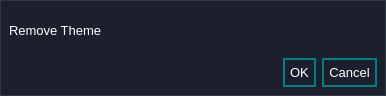
The window that builder/uis/app_builder_delete_theme.ui (ufopilot/QT-App-Builder) describes before a commit, drawn with Qt 5.
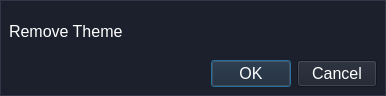
The same window after the commit.

What changed in the file:
```diff
--- a/builder/uis/app_builder_delete_theme.ui
+++ b/builder/uis/app_builder_delete_theme.ui
@@ -37,45 +37,7 @@
 	min-width: 100px;
 }
 
-QPushButton{
-	border: 2px solid teal;
-   padding: 5px;
-}
-
-
-QPushButton:checked{
-	border: 4px solid cyan;
-}
-
-QPushButton:hover{
-	border: 3px solid cyan;
-   background: rgb(49, 54, 72);
-  border-radius: none;
-}
-
-QWidget{
-	color:#fff;
-    font-size: 13px;
-}
-
-QToolBoxButton { 
-    font-size: 14px;
-   min-height: 40px
-   
-}
-
-QLineEdit{
-	border: 1px solid #555;
-	color: darkgray
-}
-
-QToolTip { 
-	background-color: #1b202c; 
-	color: #fff; 
-	border: 1px solid #333; 
-	border-radius: 3px;
-	font-size: 13px;
-}</string>
+</string>
    </property>
    <layout class="QVBoxLayout" name="verticalLayout">
     <item>
```
